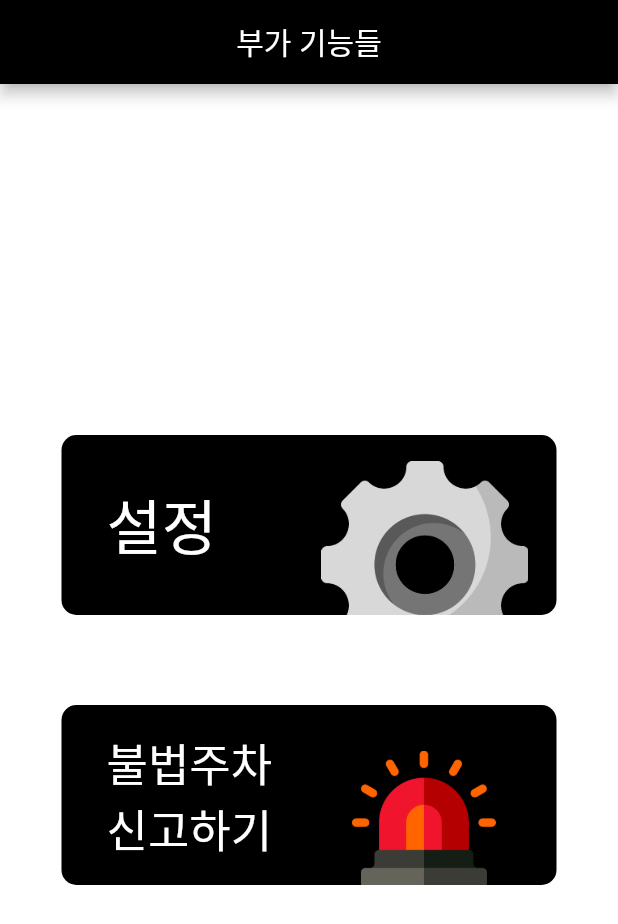
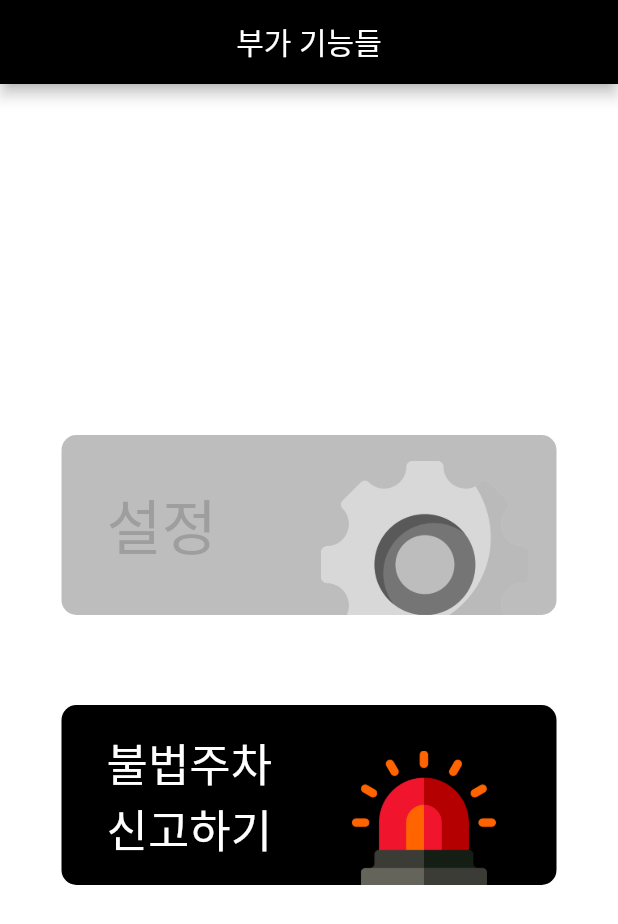
Before and after one commit to HACKY-TALKY-2-2/team19-app, a Flutter app: the screen it shows after launch, item 3 of the bottom bar chosen, on a phone screen of 412 x 824 dp. Shown: the top 924 px of the screen. Run offline on Flutter 3.47's test engine with Material 2 defaults, Android fonts, the phone set to English and light mode, and no system bars; our stand-ins replace dio, flutter_secure_storage, geolocator, google_maps_flutter; network calls fail; Roboto replaces fonts that are missing (Gangwonstate).

Commit message:
settings disable 표시

```diff
--- a/lib/pages/setting_page.dart
+++ b/lib/pages/setting_page.dart
@@ -2,6 +2,7 @@ import 'package:flutter/material.dart';
 import 'package:url_launcher/url_launcher.dart';
 
 class SettingPage extends StatefulWidget {
+  final bool accessSettings = false;
   const SettingPage({super.key});
 
   @override
@@ -42,7 +43,9 @@ class _SettingPageState extends State<SettingPage> {
                     width: 330,
                     height: 120,
                     decoration: BoxDecoration(
-                      color: Colors.black,
+                      color: widget.accessSettings
+                          ? Colors.black
+                          : Colors.grey.shade400,
                       borderRadius: BorderRadius.circular(10),
                     ),
                     child: Padding(
@@ -50,20 +53,23 @@ class _SettingPageState extends State<SettingPage> {
                       child: Row(
                         mainAxisAlignment: MainAxisAlignment.spaceBetween,
                         children: [
-                          const Text(
+                          Text(
                             '설정',
                             style: TextStyle(
                               fontFamily: 'Gangwonstate',
                               fontSize: 40,
-                              color: Colors.white,
+                              color: widget.accessSettings
+                                  ? Colors.white
+                                  : Colors.grey,
                             ),
                           ),
                           Transform.scale(
                             scale: 1.15,
                             child: Transform.translate(
                               offset: const Offset(2.0, 23.0),
-                              child:
-                                  Image.asset('assets/icons/setting_color.png'),
+                              child: Image.asset(
+                                'assets/icons/setting_color.png',
+                              ),
                             ),
                           ),
                         ],
```
